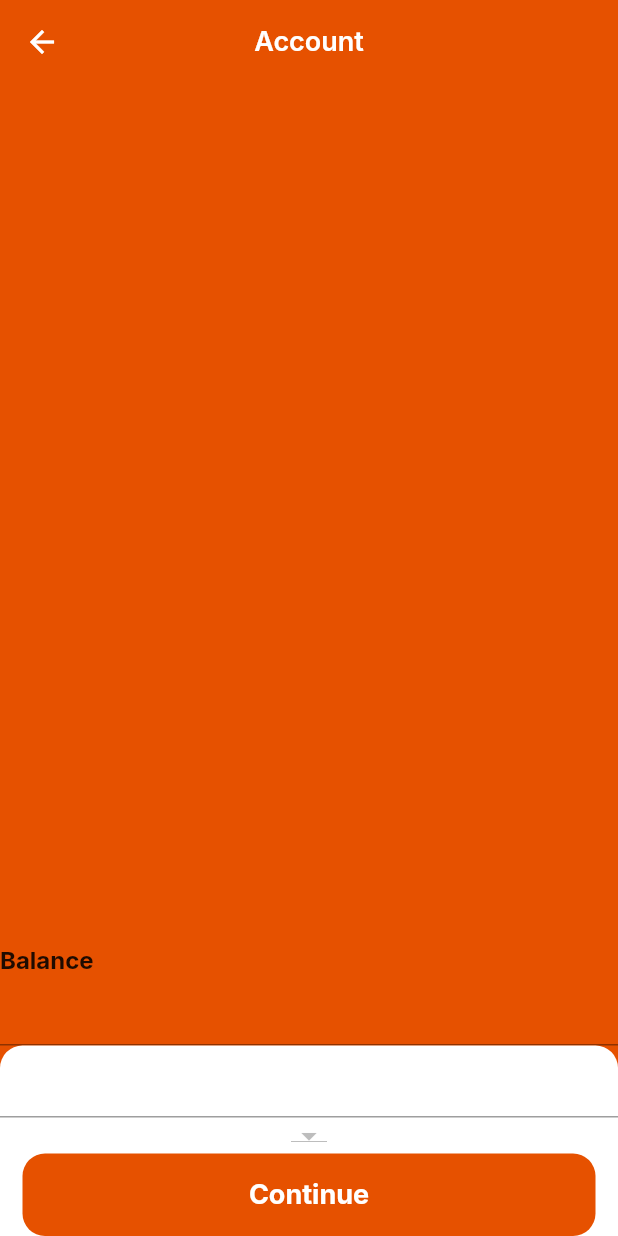
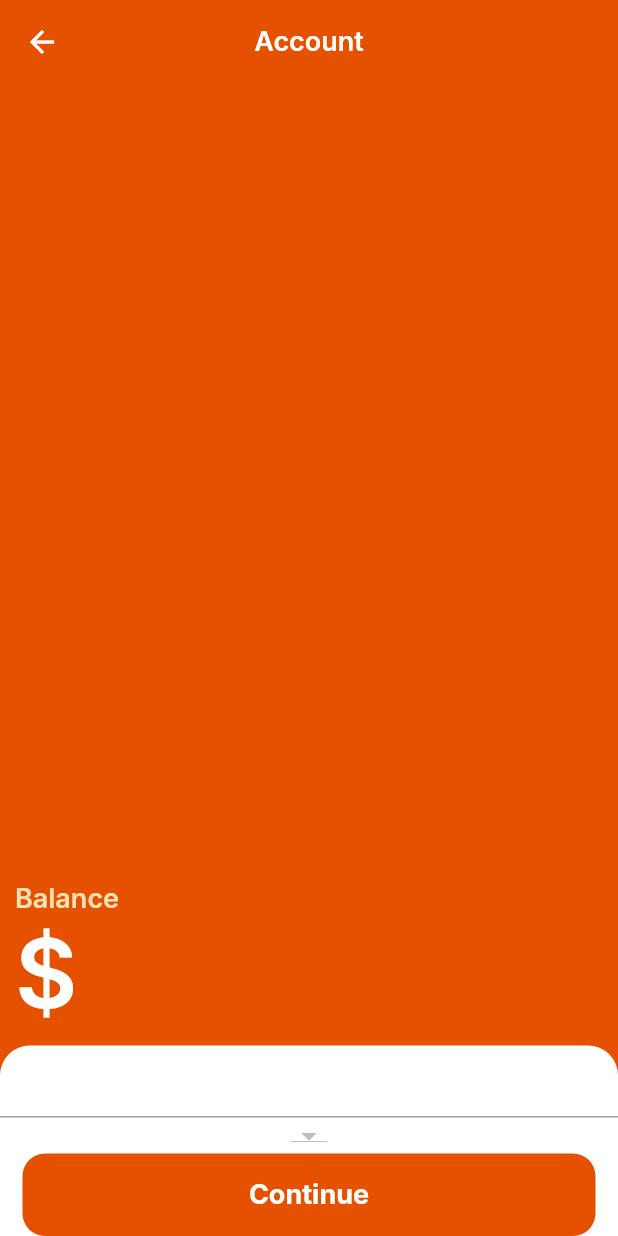
Before and after one commit to JMarinez/gatao, a Flutter app: the AccountScreen screen opened directly, after a tap on "+ Add new wallet", on a phone screen of 412 x 824 dp. Run offline on Flutter 3.47's test engine with Material 2 defaults, Android fonts, the light colour scheme and no system bars; our stand-ins replace flutter_svg, google_fonts.

Commit message:
[UPD] Create wallet screen WIP

```diff
--- a/lib/src/screens/account/create_wallet_screen.dart
+++ b/lib/src/screens/account/create_wallet_screen.dart
@@ -34,11 +34,31 @@ class CreateWalletScreen extends StatelessWidget {
       ),
       backgroundColor: Theme.of(context).primaryColor,
       body: Column(
-        crossAxisAlignment: CrossAxisAlignment.start,
         children: [
           const Spacer(),
-          const Text('Balance'),
-          TextField(),
+          Container(
+            margin: const EdgeInsets.only(left: 10.0),
+            child: Column(
+              crossAxisAlignment: CrossAxisAlignment.start,
+              children: [
+                Text('Balance', style: GataoTheme.walletBalanceText),
+                Row(
+                  children: [
+                    Text('\$', style: GataoTheme.darkHeadlineX),
+                    Flexible(
+                        flex: 9,
+                        child: TextField(
+                          style: GataoTheme.darkHeadlineX,
+                          autocorrect: false,
+                          cursorColor: Colors.white,
+                          decoration: null,
+                        )),
+                  ],
+                ),
+              ],
+            ),
+          ),
+          const SizedBox(height: 10.0),
           Container(
             child: Column(
               children: [
@@ -53,8 +73,8 @@ class CreateWalletScreen extends StatelessWidget {
             decoration: const BoxDecoration(
               color: Colors.white,
               borderRadius: BorderRadius.only(
-                topLeft: Radius.circular(15.0),
-                topRight: Radius.circular(15.0),
+                topLeft: Radius.circular(20.0),
+                topRight: Radius.circular(20.0),
               ),
             ),
           ),
--- a/lib/src/themes/gatao_themes.dart
+++ b/lib/src/themes/gatao_themes.dart
@@ -7,19 +7,17 @@ import 'package:google_fonts/google_fonts.dart';
 
 class GataoTheme {
   static const Color primaryColor = Color(0xFFE65100);
-  static const Color lightAppBarTextColor = Color(0xFFFFFFFF);
-  static const Color darkAppBarTextColor = Color(0xFF000000);
 
-  static TextStyle headlineX = GoogleFonts.inter(
+  static TextStyle lightHeadlineX = GoogleFonts.inter(
     fontSize: 64.0,
-    fontWeight: FontWeight.bold,
+    fontWeight: FontWeight.w600,
     color: Colors.black,
   );
 
-  static TextStyle headlineGreyX = GoogleFonts.inter(
+  static TextStyle darkHeadlineX = GoogleFonts.inter(
     fontSize: 64.0,
-    fontWeight: FontWeight.bold,
-    color: Colors.grey,
+    fontWeight: FontWeight.w600,
+    color: Colors.white,
   );
 
   static TextStyle lightAppBarTitle = GoogleFonts.inter(
@@ -32,6 +30,12 @@ class GataoTheme {
     fontSize: 18.0,
     fontWeight: FontWeight.w600,
     color: Colors.white,
+  );
+
+  static TextStyle walletBalanceText = GoogleFonts.inter(
+    fontSize: 18.0,
+    fontWeight: FontWeight.w600,
+    color: Colors.orange.shade100,
   );
 
   static TextTheme lightTextTheme = TextTheme(
```
